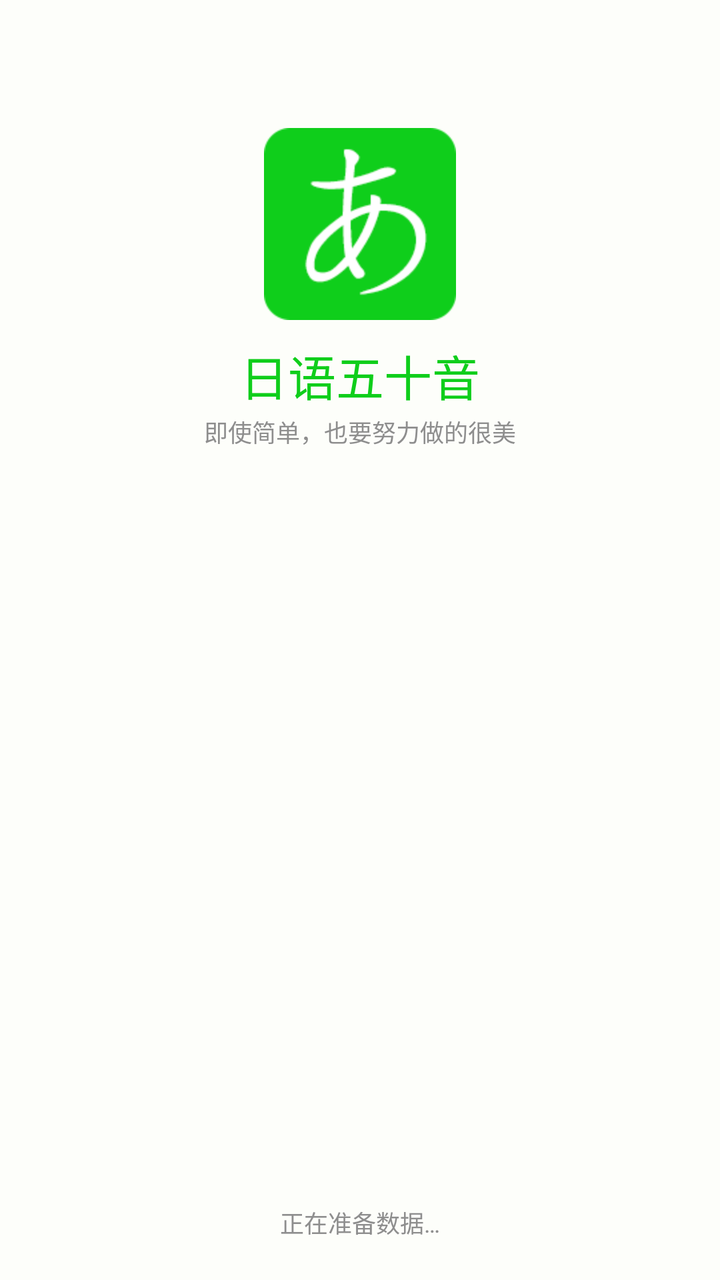
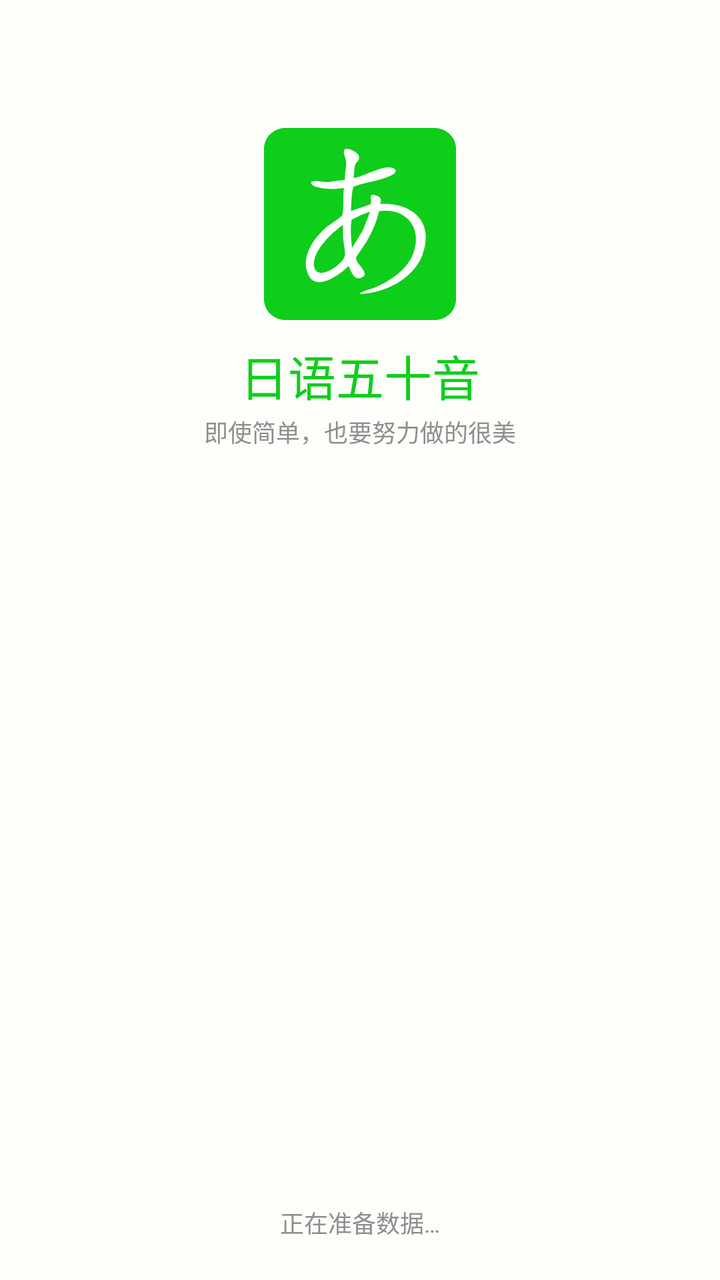

Before-and-after screenshots of an Android layout around one commit, followed by the original layout XML and the change that was made.
<!-- AndroidManifest.xml: activity theme SplashTheme -->
<!-- res/layout/activity_splash.xml -->
<?xml version="1.0" encoding="utf-8"?>
<RelativeLayout xmlns:android="http://schemas.android.com/apk/res/android"
    xmlns:tools="http://schemas.android.com/tools"
    android:id="@+id/splash_root"
    android:layout_width="match_parent"
    android:layout_height="match_parent"
    android:background="@color/bg_spash"
    tools:ignore="Overdraw">

    <ImageView
        android:id="@+id/splash_icon"
        android:layout_width="96dp"
        android:layout_height="96dp"
        android:layout_marginTop="64dp"
        android:layout_centerHorizontal="true"
        android:src="@mipmap/ic_launcher"
        android:contentDescription="@string/app_name"/>

    <TextView
        android:id="@+id/splash_app_name"
        android:layout_width="wrap_content"
        android:layout_height="wrap_content"
        android:layout_below="@id/splash_icon"
        android:layout_centerHorizontal="true"
        android:layout_marginTop="10dp"
        android:text="@string/app_name"
        android:textColor="@color/primary"
        android:textSize="24sp"/>

    <TextView
        android:layout_width="wrap_content"
        android:layout_height="wrap_content"
        android:layout_below="@id/splash_app_name"
        android:layout_centerHorizontal="true"
        android:layout_marginTop="2dp"
        android:text="@string/splash_subtitle"
        android:textColor="@color/text2"
        android:textSize="12sp"/>

    <TextView
        android:layout_width="wrap_content"
        android:layout_height="wrap_content"
        android:layout_alignParentBottom="true"
        android:layout_centerHorizontal="true"
        android:layout_marginBottom="20dp"
        android:text="@string/splash_loading"
        android:textColor="@color/text2"
        android:textSize="12sp"/>
</RelativeLayout>
<!-- resources referenced by this layout -->
<resources>
  <color name="bg_spash">#FFFDFEFA</color>
  <color name="primary">#FF0FCE1B</color>
  <color name="text2">#FF8E8E8E</color>
  <!-- mipmap ic_launcher: png bitmap (mipmap-xhdpi, 1111 bytes) -->
  <string name="app_name">日语五十音</string>
  <string name="splash_loading">正在准备数据…</string>
  <string name="splash_subtitle">即使简单，也要努力做的很美</string>
  <style name="SplashTheme" parent="Theme.AppCompat.Light.NoActionBar">
          <item name="android:windowBackground">@color/bg_spash</item>
          <item name="android:statusBarColor">@color/bg_spash</item>
          <item name="android:windowLightStatusBar">true</item>
      </style>
</resources>

<!-- the commit's change to res/layout/activity_splash.xml (unified diff, before → after) -->
@@ -13,7 +13,7 @@
         android:layout_height="96dp"
         android:layout_marginTop="64dp"
         android:layout_centerHorizontal="true"
-        android:src="@mipmap/ic_launcher"
+        android:src="@drawable/ic_launcher"
         android:contentDescription="@string/app_name"/>
 
     <TextView
<!-- resource entries referenced after the edit -->
@@ -3,7 +3,26 @@
   <color name="bg_spash">#FFFDFEFA</color>
   <color name="primary">#FF0FCE1B</color>
   <color name="text2">#FF8E8E8E</color>
-  <!-- mipmap ic_launcher: png bitmap (mipmap-xhdpi, 1111 bytes) -->
+  <!-- drawable ic_launcher (drawable) -->
+  <?xml version="1.0" encoding="utf-8"?>
+  <vector xmlns:android="http://schemas.android.com/apk/res/android"
+      android:height="192dp"
+      android:width="192dp"
+      android:viewportWidth="192.0"
+      android:viewportHeight="192.0">
+      <path
+          android:fillColor="#FF0FCD1B"
+          android:pathData="M171,0c11.06,0.22 20.54,8.82 21,20v152c-0.65,11.02 -9.13,19.12 -20,20H20c-10.87,-0.88 -19.35,-8.98 -20,-20V20C0.65,8.98 9.13,0.88 20,0h151Z" />
+      <path
+          android:fillColor="#FFFEFEFE"
+          android:pathData="M90.01,50c9.83,-1.23 32.19,-15.33 40.53,-9.04 3.38,2.55 -0.89,5.23 -3.53,6.55 -10.39,5.19 -25.91,6.8 -37.02,10.98 -2.47,1.85 -2.64,20.38 -2.98,24.51l19.01,-6.48c3.72,-3.11 -3.82,-12.48 6.83,-8.86 4,1.36 5.11,4.5 3.16,8.33 32.47,-1.95 55.27,18.46 42.18,51.69 -9.29,23.59 -37.91,37.65 -62.18,38.31 -1.95,-1.42 13.95,-6.06 14.98,-6.51 15.22,-6.67 32.14,-17.68 38.19,-33.81 9.76,-25.99 -6.98,-46.13 -34.08,-42.58 -2.36,10.42 -6.77,20.28 -11.93,29.57 -1.84,3.32 -10.62,15.29 -11,17.07 -1.22,5.69 14.83,15.66 5.81,19.73 -8.17,3.69 -10.58,-6.22 -13.47,-11.47 -9.28,9.32 -33.62,26.99 -40.98,6.97 -6.12,-16.64 5.58,-33.82 17.46,-44.49 3.62,-3.25 15.19,-10.32 17.08,-12.92 2.09,-2.86 0.71,-22.38 1.93,-27.57 -8.27,1.19 -15.99,1.59 -24.2,-0.3 -3.28,-0.75 -8.52,-1.36 -8.8,-5.69 5.31,-2.17 9.98,0.14 15.53,0.04s12.61,-2.03 18.46,-2.06c-0.61,-6.53 1.86,-12.98 1.03,-19.53 -0.39,-3.12 -3.61,-7.61 -1.59,-10.53 2.33,-3.36 13.39,2.33 14.39,5.78 1.44,4.94 -2.55,6.1 -3.59,9.02 -0.58,1.63 -1.82,12.45 -1.23,13.26Z" />
+      <path
+          android:fillColor="#FF0FCD1B"
+          android:pathData="M78.99,97c0.17,3.81 -0.22,7.68 0.02,11.49 0.34,5.35 2.02,12.91 2.02,18.04 0,9.05 -26.44,26.84 -30.58,13.52 -4.51,-14.52 17.44,-35.8 28.54,-43.04Z" />
+      <path
+          android:fillColor="#FF10CD1C"
+          android:pathData="M106,84.01l-7.14,18.35 -10.85,17.64c-0.85,-9.27 -1.79,-18.67 -0.52,-28.01 2.17,-1.76 17.42,-8.86 18.51,-7.98Z" />
+  </vector>
   <string name="app_name">日语五十音</string>
   <string name="splash_loading">正在准备数据…</string>
   <string name="splash_subtitle">即使简单，也要努力做的很美</string>
